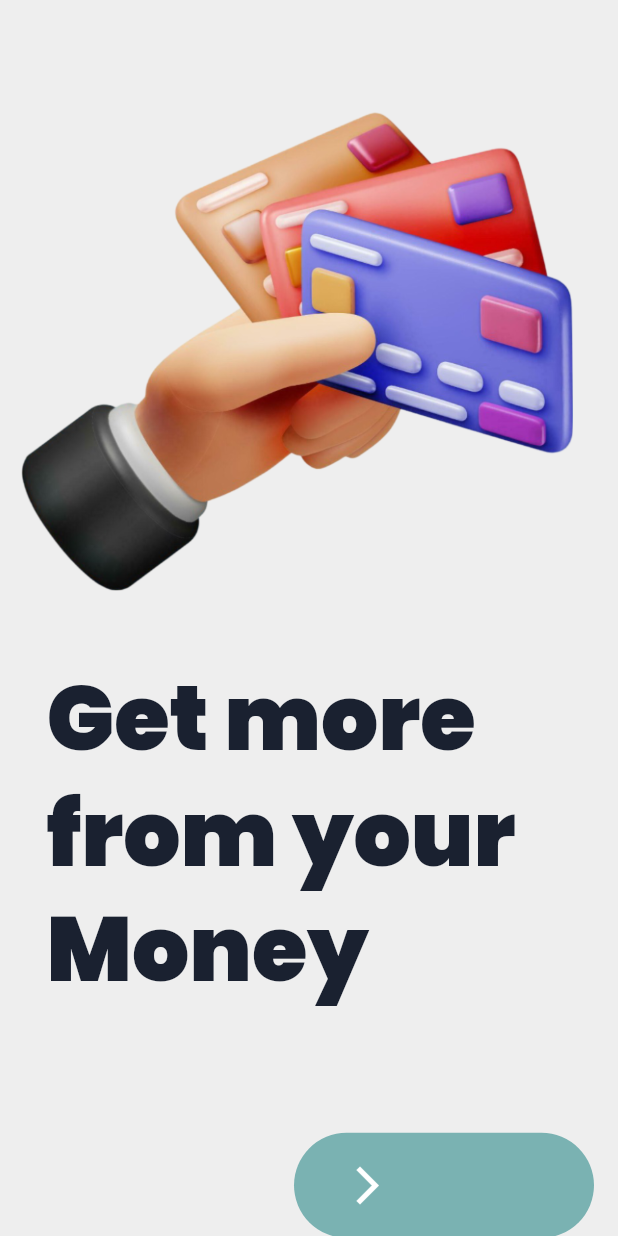
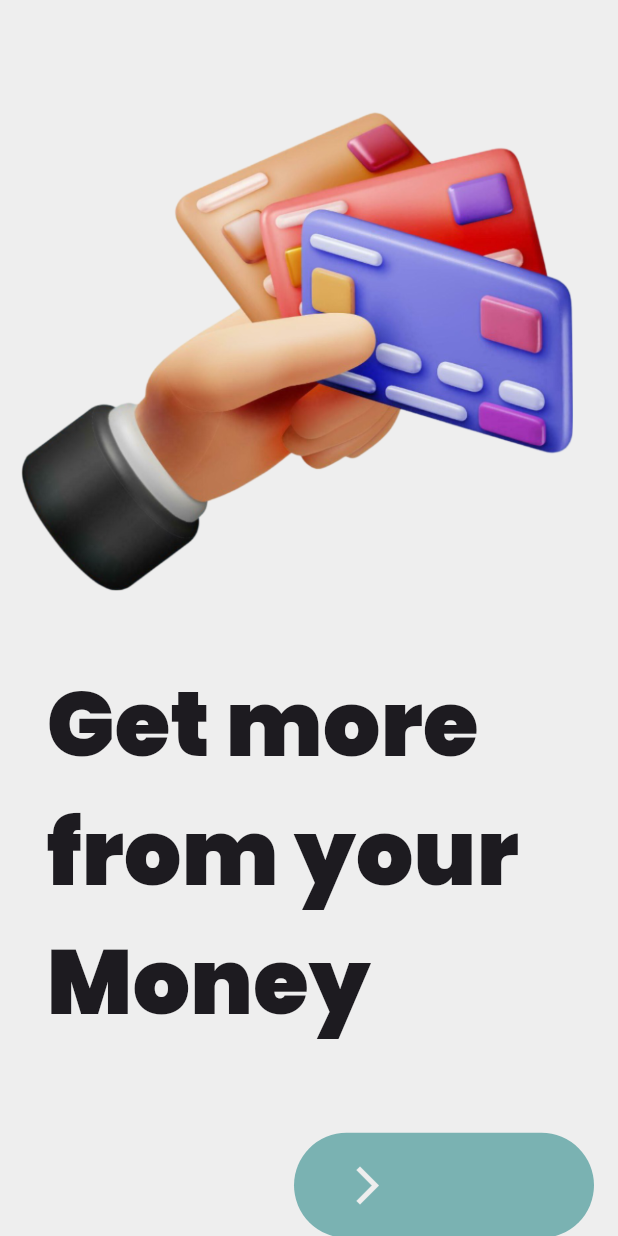
Before and after one commit to tloxiu/expense_tracker_app, a Flutter app: the screen it shows after launch, on a phone screen of 412 x 824 dp. Run offline on Flutter 3.47's test engine with Material 3 defaults, Android fonts, the phone set to English and light mode, and no system bars; our stand-ins replace google_fonts.

Commit message:
Added dark-theme and added dynamic change of the themes

```diff
--- a/lib/main.dart
+++ b/lib/main.dart
@@ -2,8 +2,17 @@ import 'package:expense_tracker_app/screens/home_page.dart';
 import 'package:flutter/material.dart';
 import 'package:google_fonts/google_fonts.dart';
 
+extension CustomTextTheme on TextTheme {
+  TextStyle get headlineLargeLarge => GoogleFonts.poppins(
+        fontWeight: FontWeight.w900,
+        fontSize: 60,
+      );
+}
+
 void main() {
-  runApp(const MainApp());
+  runApp(
+    const MainApp(),
+  );
 }
 
 class MainApp extends StatelessWidget {
@@ -12,31 +21,38 @@ class MainApp extends StatelessWidget {
   @override
   Widget build(BuildContext context) {
     return MaterialApp(
-      // Light theme
       theme: ThemeData(
-        colorScheme: const ColorScheme.light(
-          primary: Color.fromARGB(255, 122, 178, 178),
-        ),
         scaffoldBackgroundColor: const Color.fromARGB(255, 238, 238, 238),
+        brightness: Brightness.light,
         appBarTheme: const AppBarTheme(
           backgroundColor: Color.fromARGB(255, 238, 238, 238),
-          foregroundColor: Color.fromARGB(255, 26, 33, 48),
           titleTextStyle: TextStyle(
             fontWeight: FontWeight.w500,
             color: Color.fromARGB(255, 26, 33, 48),
             fontSize: 20,
           ),
+          actionsIconTheme: IconThemeData(
+            color: Color.fromARGB(255, 26, 33, 48),
+          ),
         ),
-        textTheme: ThemeData.light().textTheme.copyWith(
-              headlineMedium: GoogleFonts.poppins(
-                fontWeight: FontWeight.w900,
-                fontSize: 60,
-                color: const Color.fromARGB(255, 26, 33, 48),
-              ),
-            ),
       ),
+      darkTheme: ThemeData(
+        scaffoldBackgroundColor: const Color.fromARGB(255, 26, 33, 48),
+        brightness: Brightness.dark,
+        appBarTheme: const AppBarTheme(
+          backgroundColor: Color.fromARGB(255, 26, 33, 48),
+          titleTextStyle: TextStyle(
+            fontWeight: FontWeight.w500,
+            color: Color.fromARGB(255, 238, 238, 238),
+            fontSize: 20,
+          ),
+          actionsIconTheme: IconThemeData(
+            color: Color.fromARGB(255, 238, 238, 238),
+          ),
+        ),
+      ),
+      themeMode: ThemeMode.system,
       debugShowCheckedModeBanner: false,
-      themeMode: ThemeMode.system,
       home: const HomePage(),
     );
   }
--- a/lib/screens/expenses_page.dart
+++ b/lib/screens/expenses_page.dart
@@ -53,13 +53,14 @@ class _ExpensesPageState extends State<ExpensesPage> {
       appBar: AppBar(
         title: const Text(
           "Hello Roksana!",
-          style: TextStyle(),
         ),
         actions: [
           IconButton(
             onPressed: () {
               showModalBottomSheet(
-                backgroundColor: const Color.fromARGB(255, 238, 238, 238),
+                backgroundColor: Theme.of(context).brightness == Brightness.dark
+                    ? const Color.fromARGB(255, 26, 33, 48)
+                    : const Color.fromARGB(255, 238, 238, 238),
                 isScrollControlled: true,
                 context: context,
                 builder: (ctx) => NewExpense(
@@ -71,7 +72,6 @@ class _ExpensesPageState extends State<ExpensesPage> {
               padding: EdgeInsets.only(right: 10),
               child: Icon(
                 Icons.add,
-                color: Color.fromARGB(255, 26, 33, 48),
                 size: 30,
               ),
             ),
--- a/lib/screens/home_page.dart
+++ b/lib/screens/home_page.dart
@@ -1,3 +1,4 @@
+import 'package:expense_tracker_app/main.dart';
 import 'package:expense_tracker_app/screens/expenses_page.dart';
 import 'package:flutter/material.dart';
 
@@ -6,6 +7,14 @@ class HomePage extends StatelessWidget {
 
   @override
   Widget build(BuildContext context) {
+    final brightness = Theme.of(context).brightness;
+    final headlineLargeLarge =
+        Theme.of(context).textTheme.headlineLargeLarge.copyWith(
+              color: brightness == Brightness.dark
+                  ? const Color.fromARGB(255, 238, 238, 238)
+                  : const Color.fromARGB(255, 26, 33, 48),
+            );
+
     return Scaffold(
       body: Column(
         children: [
@@ -18,7 +27,7 @@ class HomePage extends StatelessWidget {
             width: 350,
             child: Text(
               'Get more from your Money',
-              style: Theme.of(context).textTheme.headlineMedium,
+              style: Theme.of(context).textTheme.headlineLargeLarge,
             ),
           ),
           Padding(
@@ -44,7 +53,7 @@ class HomePage extends StatelessWidget {
                 icon: const Icon(
                   Icons.arrow_forward_ios,
                   size: 30,
-                  color: Colors.white,
+                  color: Color.fromARGB(255, 238, 238, 238),
                 ),
               ),
             ),
```
